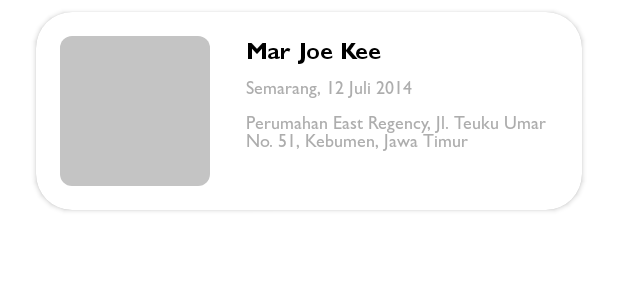
After one commit to affand20/kupompong-id, an Android app: the layout item_anak.xml on its own in the app's theme, with its tools: preview values and no code run, on a phone screen of 412 x 824 dp. The commit adds this screen. Shown: the top 300 px of the screen. Run offline under Robolectric (Android 15) with nearby library versions, the phone set to English and light mode, and no system bars.

Commit message:
layout anak done

```diff
--- /dev/null
+++ b/app/src/main/res/drawable/pic_placeholder.xml
@@ -0,0 +1,8 @@
+<?xml version="1.0" encoding="utf-8"?>
+<shape xmlns:android="http://schemas.android.com/apk/res/android"
+    android:shape="rectangle">
+
+    <solid android:color="@color/text_placeholder" />
+    <corners android:radius="8dp" />
+
+</shape>
--- /dev/null
+++ b/app/src/main/res/layout/item_anak.xml
@@ -0,0 +1,70 @@
+<?xml version="1.0" encoding="utf-8"?>
+<androidx.cardview.widget.CardView xmlns:android="http://schemas.android.com/apk/res/android"
+    android:layout_width="match_parent"
+    xmlns:app="http://schemas.android.com/apk/res-auto"
+    xmlns:tools="http://schemas.android.com/tools"
+    android:layout_marginStart="24dp"
+    android:layout_marginEnd="24dp"
+    android:layout_marginBottom="8dp"
+    android:layout_marginTop="8dp"
+    app:contentPadding="16dp"
+    app:cardCornerRadius="24dp"
+    android:elevation="4dp"
+    android:layout_height="wrap_content">
+
+    <androidx.constraintlayout.widget.ConstraintLayout
+        android:layout_width="match_parent"
+        android:layout_height="wrap_content">
+
+        <ImageView
+            android:id="@+id/imageView3"
+            android:layout_width="100dp"
+            android:layout_height="100dp"
+            android:background="@drawable/pic_placeholder"
+            app:layout_constraintBottom_toBottomOf="parent"
+            app:layout_constraintStart_toStartOf="parent"
+            app:layout_constraintTop_toTopOf="parent" />
+
+        <TextView
+            android:id="@+id/tv_name"
+            style="@style/BaseGillSansBold"
+            android:layout_width="0dp"
+            android:layout_height="wrap_content"
+            android:layout_marginStart="24dp"
+            android:text="Mar Joe Kee"
+            android:textColor="@color/black"
+            android:textSize="16sp"
+            app:layout_constraintEnd_toEndOf="parent"
+            app:layout_constraintStart_toEndOf="@+id/imageView3"
+            app:layout_constraintTop_toTopOf="parent" />
+
+        <TextView
+            android:id="@+id/textView"
+            style="@style/BaseGillSansMedium"
+            android:layout_width="0dp"
+            android:textSize="12sp"
+            android:layout_height="wrap_content"
+            android:layout_marginStart="24dp"
+            android:layout_marginTop="8dp"
+            android:text="Semarang, 12 Juli 2014"
+            android:textColor="@color/text_disable"
+            app:layout_constraintEnd_toEndOf="parent"
+            app:layout_constraintStart_toEndOf="@+id/imageView3"
+            app:layout_constraintTop_toBottomOf="@+id/tv_name" />
+
+        <TextView
+            style="@style/BaseGillSansMedium"
+            android:layout_width="0dp"
+            android:layout_height="wrap_content"
+            android:text="Perumahan East Regency, Jl. Teuku Umar No. 51, Kebumen, Jawa Timur"
+            android:textSize="12sp"
+            android:layout_marginTop="8dp"
+            android:layout_marginStart="24dp"
+            android:textColor="@color/text_disable"
+            app:layout_constraintEnd_toEndOf="parent"
+            app:layout_constraintStart_toEndOf="@+id/imageView3"
+            app:layout_constraintTop_toBottomOf="@+id/textView" />
+
+    </androidx.constraintlayout.widget.ConstraintLayout>
+
+</androidx.cardview.widget.CardView>
```
Also changed, not shown: app/src/main/res/drawable/bg_round_top_left.xml (added, +8 -0 lines), app/src/main/res/drawable/btn_square_round.xml (added, +8 -0 lines), app/src/main/res/layout/fragment_anak.xml (+69 -9 lines), app/src/main/res/drawable-hdpi/ornament_anak.png (added), app/src/main/res/drawable-ldpi/ornament_anak.png (added), app/src/main/res/drawable-mdpi/ornament_anak.png (added), app/src/main/res/drawable-xhdpi/ornament_anak.png (added), app/src/main/res/drawable-xxhdpi/ornament_anak.png (added), app/src/main/res/drawable-xxxhdpi/ornament_anak.png (added).
